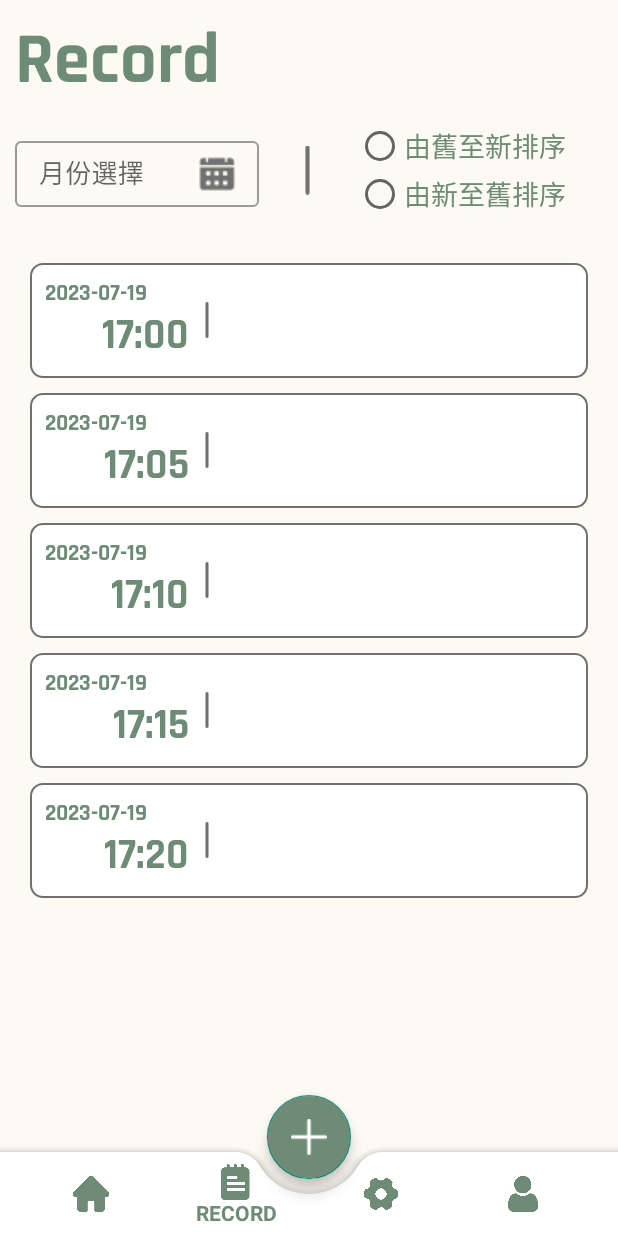
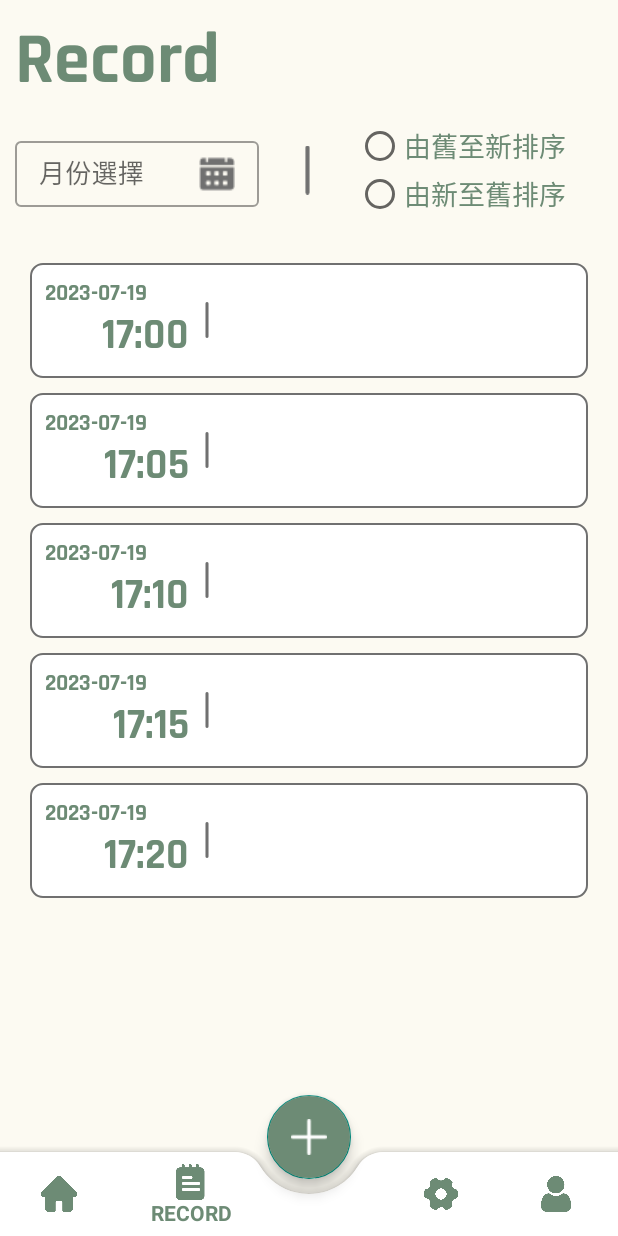
Before and after one commit to w94vu06/PPGfingerApp, an Android app: the MainActivity screen opened directly, with no data from a screen before it, item 2 of the bottom bar chosen, on a phone screen of 412 x 824 dp. Run offline under Robolectric (Android 15) with nearby library versions, the light colour scheme and no system bars; our stand-ins replace ButterKnife, EventBus; libraries missing offline, so code that uses them is left out: com.obsez.android, com.youth.banner; 5 statements that could not run were skipped.

Commit message:
底部導航欄變動

```diff
--- a/app/src/main/res/layout/activity_main.xml
+++ b/app/src/main/res/layout/activity_main.xml
@@ -31,7 +31,6 @@
             android:layout_width="match_parent"
             android:layout_height="wrap_content"
             android:background="@android:color/transparent"
-            android:layout_alignParentBottom="true"
             app:itemIconTint="@color/green"
             app:itemTextColor="@color/green"
             app:elevation="0dp"
--- a/app/src/main/res/menu/menu_item.xml
+++ b/app/src/main/res/menu/menu_item.xml
@@ -13,6 +13,10 @@
         android:icon="@drawable/notes"/>
 
     <item
+        android:id="@+id/palce_holder"
+        android:title=""/>
+
+    <item
         android:id="@+id/setting"
         android:title="SETTING"
         android:icon="@drawable/setting"/>
```
